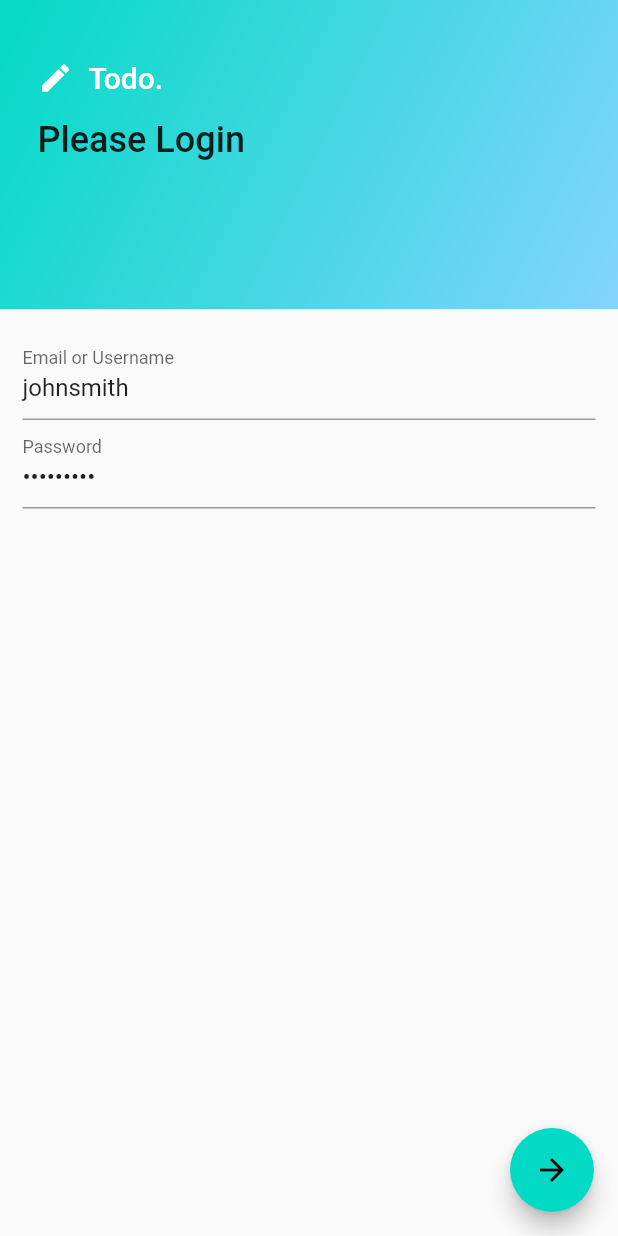
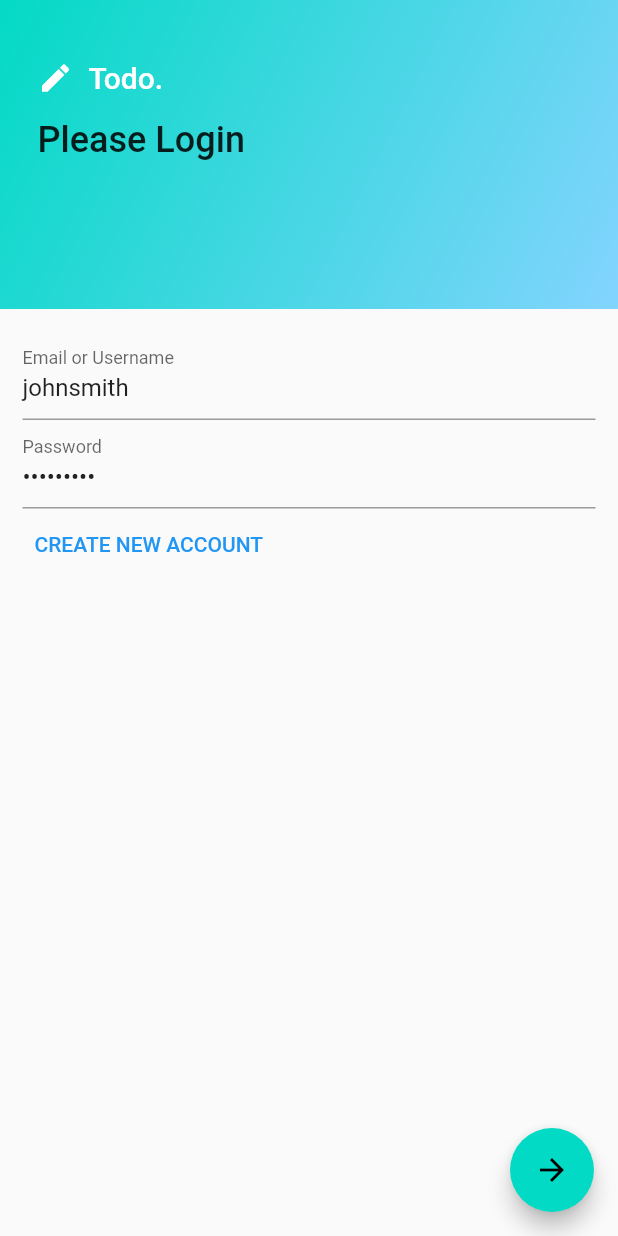
Before and after one commit to leeliwei930/mcs-workshop-flutter-todo, a Flutter app: the screen it shows after launch, on a phone screen of 412 x 824 dp. Run offline on Flutter 3.47's test engine with Material 2 defaults, Android fonts, the phone set to English and light mode, and no system bars; our stand-ins replace datetime_picker_formfield, flutter_dotenv, flutter_secure_storage, flutter_slidable, form_field_validator, get and 1 more.

Commit message:
Add registerAccount service API into AuthProvider. Add link to registration page at login page.

```diff
--- a/lib/locale/en_US.dart
+++ b/lib/locale/en_US.dart
@@ -12,6 +12,10 @@ Map<String, String> enUS =  <String, String>{
   "language" : "LANGUAGE",
 
   "please_login" : "Please Login",
+
+  // register new account
+  "register_new_account" : "Create new account",
+  // logout
   "log_out" : "LOG OUT",
   "logout_message" : "Are you sure you want to logout?",
   "yes" : "YES",
@@ -49,6 +53,7 @@ Map<String, String> enUS =  <String, String>{
   "email" : "Email",
   "password" : "Password",
   "confirmPassword" : "Password confirmation",
+  "create_account" : "Create Account",
   // generic validation error
   "form_validation_exception" : "There are a few validation errors in your form field, please correct it and submit again.",
   "field_required" : "@name field is required",
--- a/lib/models/register_form_data.dart
+++ b/lib/models/register_form_data.dart
@@ -37,6 +37,7 @@ class RegisterFormData {
     this.emailFocusNode = FocusNode();
     this.passwordFocusNode = FocusNode();
     this.fullnameFocusNode = FocusNode();
+    this.confirmPasswordFocusNode = FocusNode();
   }
 
   factory RegisterFormData.fromJson(Map<String, dynamic> json) => _$RegisterFormDataFromJson(json);
--- a/lib/screens/auth/login_page.dart
+++ b/lib/screens/auth/login_page.dart
@@ -10,6 +10,7 @@ import 'package:todo/components/forms/login_form.dart';
 import 'package:todo/constants/text_styles.dart';
 import 'package:todo/exceptions/toast_exception.dart';
 import 'package:todo/models/user.dart';
+import 'package:todo/screens/auth/register_page.dart';
 import 'package:todo/services/auth_service.dart';
 
 import '../home.dart';
@@ -47,13 +48,25 @@ class _LoginPageState extends State<LoginPage> {
         child: Center(
           child: Container(
             padding: EdgeInsets.all(15),
-            child:  Obx(() => LoginForm(
-              isLoading: authService.isLoading(),
-              formKey: formKey,
-              onSubmit: (data) async {
-                await this.onLogin(data);
-              },
-            ),)
+            child:  Column(
+              mainAxisAlignment: MainAxisAlignment.start,
+              crossAxisAlignment: CrossAxisAlignment.start,
+              children: [
+                Obx(() => LoginForm(
+                  isLoading: authService.isLoading(),
+                  formKey: formKey,
+                  onSubmit: (data) async {
+                    await this.onLogin(data);
+                  },
+                ),),
+                TextButton(
+                    onPressed: () => Get.to(
+                        RegisterPage(),
+                        transition: Transition.rightToLeftWithFade
+                    ),
+                    child: Text("register_new_account".tr.toUpperCase()))
+              ],
+            )
           ),
         ),
       ),
--- a/lib/screens/auth/register_page.dart
+++ b/lib/screens/auth/register_page.dart
@@ -25,7 +25,10 @@ class _RegisterPageState extends State<RegisterPage> {
             child: Flex(
               direction: Axis.vertical,
               children: [
-                  RegisterForm(),
+                  Container(
+                    padding: EdgeInsets.all(15),
+                    child: RegisterForm(),
+                  )
               ],
             ),
           )
```
Also changed, not shown: lib/components/forms/register_form.dart (+7 -1 lines), lib/controllers/auth_provider.dart (+4 -7 lines), lib/services/auth_service.dart (+25 -1 lines).
